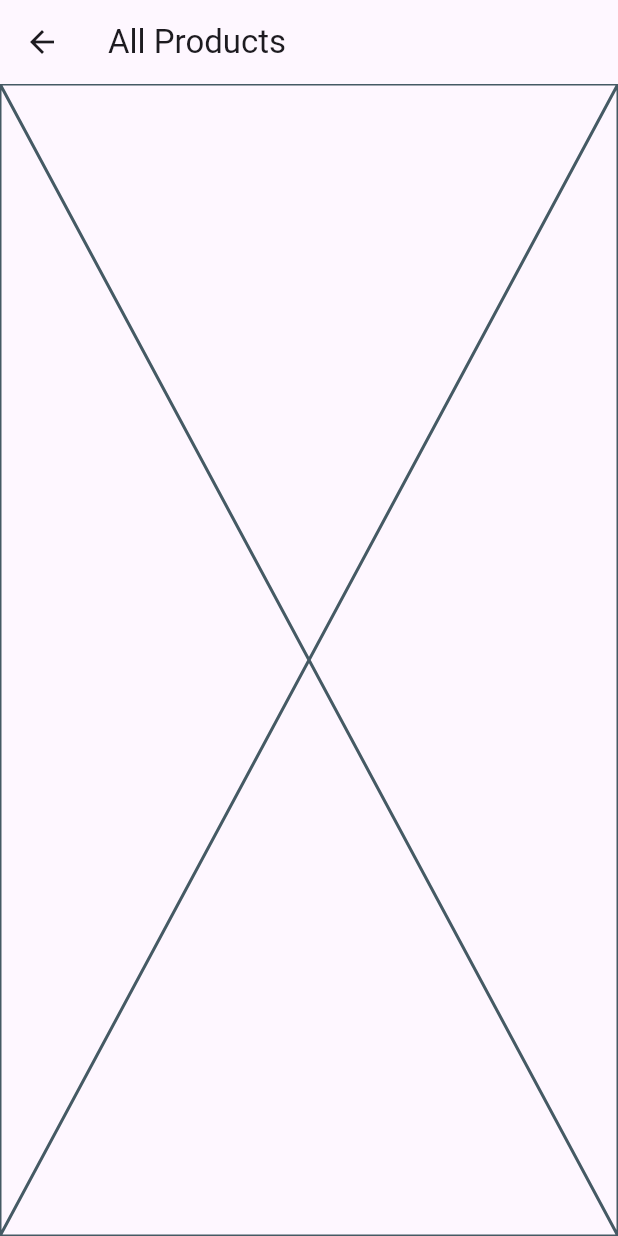
After one commit to abidroid/fake_ecommerce_store_with_bloc, a Flutter app: the AllProductsScreen screen opened directly, on a phone screen of 412 x 824 dp. The commit adds this screen. Run offline on Flutter 3.47's test engine with Material 3 defaults, Android fonts, the phone set to English and light mode, and no system bars; our stand-ins replace equatable, flutter_bloc, flutter_spinkit, gap; network calls fail.

Commit message:
all products bloc and screen added

```diff
--- /dev/null
+++ b/lib/blocs/all_products_bloc/all_products_bloc.dart
@@ -0,0 +1,24 @@
+import 'package:equatable/equatable.dart';
+import 'package:fake_ecommerce_store_with_bloc/models/product_model.dart';
+import 'package:fake_ecommerce_store_with_bloc/repositories/repositories.dart';
+import 'package:flutter_bloc/flutter_bloc.dart';
+
+part 'all_products_event.dart';
+part 'all_products_state.dart';
+
+class AllProductsBloc extends Bloc<AllProductsEvent, AllProductsState> {
+  AllProductsRepository allProductsRepository = AllProductsRepository();
+
+  AllProductsBloc() : super(AllProductsInitial()) {
+    on<LoadAllProductsEvent>((event, emit) async {
+      emit(AllProductsLoadingState());
+
+      try {
+        final products = await allProductsRepository.getAllProducts();
+        emit(AllProductsLoadedState(products: products));
+      } catch (e) {
+        emit(AllProductsErrorState(message: e.toString()));
+      }
+    });
+  }
+}
--- /dev/null
+++ b/lib/screens/all_products_screen.dart
@@ -0,0 +1,18 @@
+import 'package:flutter/material.dart';
+
+class AllProductsScreen extends StatefulWidget {
+  const AllProductsScreen({super.key});
+
+  @override
+  State<AllProductsScreen> createState() => _AllProductsScreenState();
+}
+
+class _AllProductsScreenState extends State<AllProductsScreen> {
+  @override
+  Widget build(BuildContext context) {
+    return Scaffold(
+      appBar: AppBar(title: const Text('All Products')),
+      body: const Placeholder(),
+    );
+  }
+}
--- a/lib/utility/constants.dart
+++ b/lib/utility/constants.dart
@@ -1,2 +1,3 @@
 const getAllCategoriesUrl = 'https://fakestoreapi.com/products/categories';
 const getProductsByCategoryUrl = 'https://fakestoreapi.com/products/category/';
+const getAllProductUrl = 'https://fakestoreapi.com/products';
```
Also changed, not shown: lib/blocs/all_products_bloc/all_products_event.dart (added, +10 -0 lines), lib/blocs/all_products_bloc/all_products_state.dart (added, +27 -0 lines), lib/repositories/repositories.dart (+23 -0 lines).
